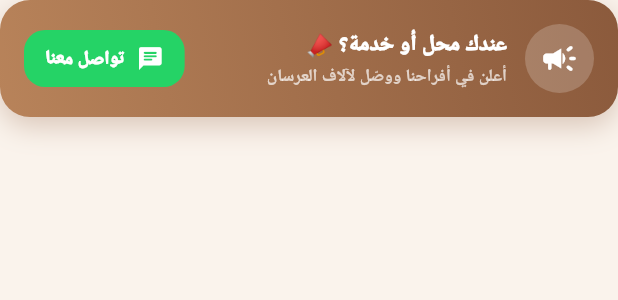
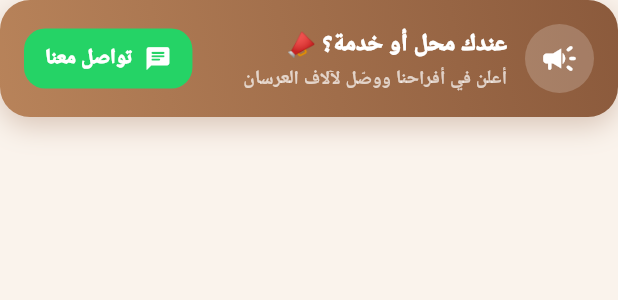
Before and after one commit to HazemSala7/afrahna, a Flutter app: the _AdvertiseCta widget shown alone on an empty page, opened directly, on a phone screen of 412 x 824 dp. Shown: the top 300 px of the screen. Run offline on Flutter 3.47's test engine with Material 3 defaults, Android fonts, the phone set to English and light mode, and no system bars; our stand-ins replace app_links, cached_network_image, dio, firebase_core, firebase_messaging, flutter_local_notifications and 11 more; accounts and stored records are empty; network calls fail; Roboto replaces fonts that are missing (Tajawal).

Commit message:
fix some issues

```diff
--- a/lib/features/account/account_page.dart
+++ b/lib/features/account/account_page.dart
@@ -61,7 +61,9 @@
   @override
   Widget build(BuildContext context) {
     return ListView(
-      padding: const EdgeInsets.fromLTRB(20, 22, 20, 28),
+      // Bottom padding clears the shell's floating bottom nav bar so the
+      // login button at the end stays reachable above it.
+      padding: const EdgeInsets.fromLTRB(20, 22, 20, 110),
       children: [
         // Hero header
         Container(
@@ -256,7 +258,9 @@
   Widget build(BuildContext context) {
     final user = session.user!;
     return ListView(
-      padding: const EdgeInsets.all(16),
+      // Bottom padding clears the shell's floating bottom nav bar (the outer
+      // Scaffold uses extendBody: true), so the last items can scroll into view.
+      padding: const EdgeInsets.fromLTRB(16, 16, 16, 110),
       children: [
         Container(
           padding: const EdgeInsets.all(18),
--- a/lib/features/home/home_page.dart
+++ b/lib/features/home/home_page.dart
@@ -2009,6 +2009,12 @@
 
   @override
   Widget build(BuildContext context) {
+    // Scale the text relative to the screen width so it reads correctly on
+    // every device — small phones (iPhone SE) through tablets — instead of the
+    // fixed sizes that only looked right on one screen. 375 = baseline width.
+    final width = MediaQuery.of(context).size.width;
+    final scale = (width / 375).clamp(0.9, 1.25);
+
     return Material(
       color: Colors.transparent,
       child: InkWell(
@@ -2044,27 +2050,29 @@
                     color: Colors.white, size: 26),
               ),
               const SizedBox(width: 12),
-              const Expanded(
+              Expanded(
                 child: Column(
                   mainAxisSize: MainAxisSize.min,
                   crossAxisAlignment: CrossAxisAlignment.start,
                   children: [
                     Text(
                       'عندك محل أو خدمة؟ 📣',
+                      maxLines: 2,
+                      overflow: TextOverflow.ellipsis,
                       style: TextStyle(
                         color: Colors.white,
                         fontWeight: FontWeight.w900,
-                        fontSize: 14.5,
+                        fontSize: 14.5 * scale,
                       ),
                     ),
-                    SizedBox(height: 3),
+                    const SizedBox(height: 3),
                     Text(
                       'أعلن في أفراحنا ووصّل لآلاف العرسان',
                       maxLines: 2,
                       overflow: TextOverflow.ellipsis,
                       style: TextStyle(
                         color: Colors.white70,
-                        fontSize: 11.5,
+                        fontSize: 11.5 * scale,
                         fontWeight: FontWeight.w600,
                         height: 1.3,
                       ),
@@ -2087,9 +2095,12 @@
                 ),
                 onPressed: _contact,
                 icon: const Icon(Icons.chat_rounded, size: 18),
-                label: const Text(
+                label: Text(
                   'تواصل معنا',
-                  style: TextStyle(fontWeight: FontWeight.w900, fontSize: 12.5),
+                  maxLines: 1,
+                  overflow: TextOverflow.ellipsis,
+                  style:
+                      TextStyle(fontWeight: FontWeight.w900, fontSize: 12.5 * scale),
                 ),
               ),
             ],
--- a/pubspec.yaml
+++ b/pubspec.yaml
@@ -16,7 +16,7 @@
 # https://developer.apple.com/library/archive/documentation/General/Reference/InfoPlistKeyReference/Articles/CoreFoundationKeys.html
 # In Windows, build-name is used as the major, minor, and patch parts
 # of the product and file versions while build-number is used as the build suffix.
-version: 1.14.0+15
+version: 1.16.0+17
 
 environment:
   sdk: ^3.11.1
```
Also changed, not shown: pubspec.lock, 2 other files.
